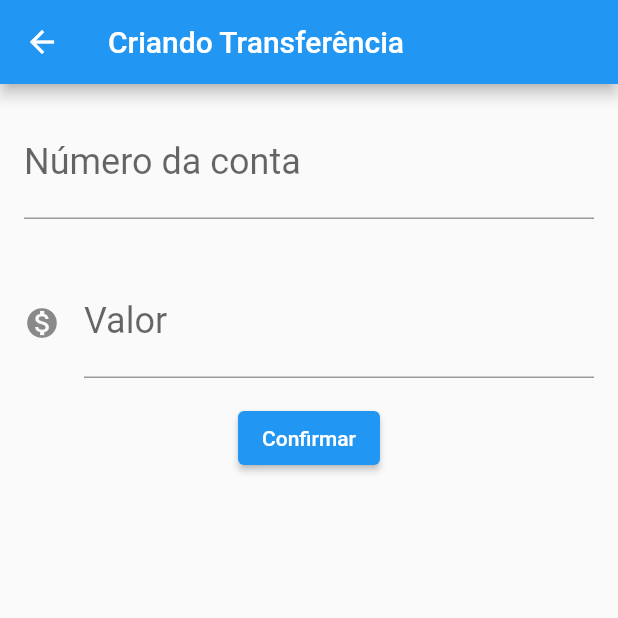
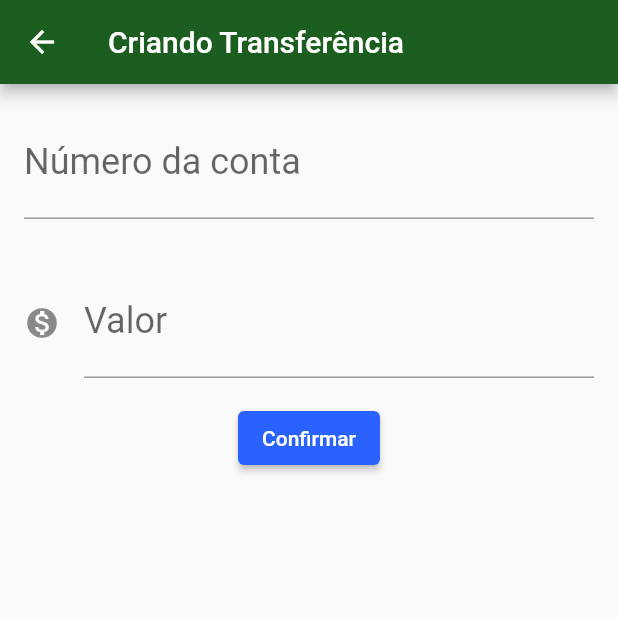
Before and after one commit to tgplay/bytebank-flutter, a Flutter app: the screen it shows after launch, after a tap on the "add" icon, on a phone screen of 412 x 824 dp, the top half of it. Run offline on Flutter 3.47's test engine with Material 2 defaults, Android fonts, the phone set to English and light mode, and no system bars; missing offline and left inert: dart:ffi.

Commit message:
projeto bytebank finalizado

```diff
--- /dev/null
+++ b/bytebank/lib/components/editor.dart
@@ -0,0 +1,28 @@
+import 'package:flutter/material.dart';
+
+class Editor extends StatelessWidget {
+  final TextEditingController? controlador;
+  final String? rotulo;
+  final String? dica;
+  final IconData? icone;
+
+  Editor({this.controlador, this.rotulo, this.dica, this.icone});
+
+  @override
+  Widget build(BuildContext context) {
+    return Padding(
+      padding: const EdgeInsets.all(16.0),
+      child: TextField(
+        controller:
+            controlador, //Essa é a variavel que armazena o que foi digitado no campo
+        style: TextStyle(fontSize: 24.0),
+        decoration: InputDecoration(
+          icon: icone != null ? Icon(icone) : null,
+          labelText: rotulo,
+          hintText: dica,
+        ),
+        keyboardType: TextInputType.number,
+      ),
+    );
+  }
+}
--- a/bytebank/lib/main.dart
+++ b/bytebank/lib/main.dart
@@ -1,5 +1,6 @@
 import 'dart:ffi';
 
+import 'package:bytebank/screens/transferencia/lista.dart';
 import 'package:flutter/material.dart';
 
 // Quando queremos executar alguma coisa para o aplicativo precisamos executar tudo dentro da chamada runApp()
@@ -9,164 +10,17 @@ class ByteBankApp extends StatelessWidget {
   @override
   Widget build(BuildContext context) {
     return MaterialApp(
+      theme: ThemeData(
+        colorScheme: ColorScheme.fromSwatch().copyWith(
+          primary: Colors.green[900],
+          secondary: Colors.blueAccent[700],
+        ),
+        buttonTheme: ButtonThemeData(
+          buttonColor: Colors.blueAccent[700],
+          textTheme: ButtonTextTheme.primary,
+        ),
+      ),
       home: ListaTransferencias(),
     );
   }
 }
-
-class FormularioTransferencia extends StatefulWidget {
-  @override
-  State<StatefulWidget> createState() {
-    return FormularioTransferenciaState();
-  }
-}
-
-class FormularioTransferenciaState extends State<FormularioTransferencia> {
-  //essas sao as controllers que capturam o texto digitado
-  final TextEditingController _controladorCampoNumeroConta =
-      TextEditingController();
-  final TextEditingController _controladorCampoValor = TextEditingController();
-
-  @override
-  Widget build(BuildContext context) {
-    return Scaffold(
-      appBar: AppBar(title: Text('Criando Transferência')),
-      body: SingleChildScrollView(
-        child: Column(
-          children: [
-            Editor(
-              controlador: _controladorCampoNumeroConta,
-              dica: '0000',
-              rotulo: 'Número da conta',
-            ),
-            Editor(
-              controlador: _controladorCampoValor,
-              dica: '0.00',
-              rotulo: 'Valor',
-              icone: Icons.monetization_on,
-            ),
-            ElevatedButton(
-              child: Text('Confirmar'),
-              onPressed: () => _criaTransferencia(context),
-            )
-          ],
-        ),
-      ),
-    );
-  }
-
-  void _criaTransferencia(BuildContext context) {
-    final int? numeroConta = int.tryParse(_controladorCampoNumeroConta.text);
-    final double? valor = double.tryParse(_controladorCampoValor.text);
-
-    if (numeroConta != null && valor != null) {
-      Transferencia(valor, numeroConta);
-
-      final transferenciaCriada = Transferencia(valor, numeroConta);
-      debugPrint('Criando transferencia');
-      debugPrint('$transferenciaCriada');
-      Navigator.pop(context, transferenciaCriada);
-    }
-  }
-}
-
-class Editor extends StatelessWidget {
-  final TextEditingController? controlador;
-  final String? rotulo;
-  final String? dica;
-  final IconData? icone;
-
-  Editor({this.controlador, this.rotulo, this.dica, this.icone});
-
-  @override
-  Widget build(BuildContext context) {
-    return Padding(
-      padding: const EdgeInsets.all(16.0),
-      child: TextField(
-        controller:
-            controlador, //Essa é a variavel que armazena o que foi digitado no campo
-        style: TextStyle(fontSize: 24.0),
-        decoration: InputDecoration(
-          icon: icone != null ? Icon(icone) : null,
-          labelText: rotulo,
-          hintText: dica,
-        ),
-        keyboardType: TextInputType.number,
-      ),
-    );
-  }
-}
-
-class ListaTransferencias extends StatefulWidget {
-  final List<Transferencia> _transferencias = [];
-
-  @override
-  State<StatefulWidget> createState() {
-    return ListaTransferenciasState();
-  }
-}
-
-class ListaTransferenciasState extends State<ListaTransferencias> {
-  @override
-  Widget build(BuildContext context) {
-    //widget._transferencias.add(Transferencia(100.0, 1000));
-    return Scaffold(
-      //o Scaffold não tem child mas body
-      appBar: AppBar(title: Text('Transferências')),
-      body: ListView.builder(
-        itemCount: widget._transferencias.length,
-        itemBuilder: (context, indice) {
-          final transferencia = widget._transferencias[indice];
-          return ItemTransferencia(transferencia);
-        },
-      ),
-      floatingActionButton: FloatingActionButton(
-        child: Icon(Icons.add),
-        onPressed: () {
-          final Future<Transferencia?> future =
-              Navigator.push(context, MaterialPageRoute(builder: (context) {
-            return FormularioTransferencia();
-          }));
-          future.then((transferenciaRecebida) {
-            debugPrint('Chegou no then do future');
-            debugPrint('$transferenciaRecebida');
-            if (transferenciaRecebida != null) {
-              setState(() {
-                widget._transferencias.add(transferenciaRecebida);
-              });
-            }
-          });
-        },
-      ),
-    );
-  }
-}
-
-class ItemTransferencia extends StatelessWidget {
-  final Transferencia _transferencia;
-
-  ItemTransferencia(this._transferencia);
-
-  @override
-  Widget build(BuildContext context) {
-    return Card(
-      child: ListTile(
-        leading: Icon(Icons.monetization_on),
-        title: Text(_transferencia.valor.toString()),
-        subtitle: Text(_transferencia.numeroConta.toString()),
-      ),
-    );
-  }
-}
-
-class Transferencia {
-  final double valor;
-  final int numeroConta;
-
-  Transferencia(this.valor, this.numeroConta);
-
-  @override
-  String toString() {
-    return 'Transferencia{valor: $valor, numeroConta: $numeroConta}';
-  }
-}
--- /dev/null
+++ b/bytebank/lib/models/transferencia.dart
@@ -0,0 +1,11 @@
+class Transferencia {
+  final double valor;
+  final int numeroConta;
+
+  Transferencia(this.valor, this.numeroConta);
+
+  @override
+  String toString() {
+    return 'Transferencia{valor: $valor, numeroConta: $numeroConta}';
+  }
+}
--- /dev/null
+++ b/bytebank/lib/screens/transferencia/formulario.dart
@@ -0,0 +1,67 @@
+import 'package:bytebank/components/editor.dart';
+import 'package:bytebank/models/transferencia.dart';
+import 'package:flutter/material.dart';
+
+const _tituloAppBar = 'Criando Transferência';
+const _rotuloCampoValor = 'Valor';
+const _dicaCampoValor = '0.00';
+const _rotuloNumeroConta = 'Número da conta';
+const _dicaCampoNumeroConta = '0000';
+
+const textoBotaoConfirmar = 'Confirmar';
+
+class FormularioTransferencia extends StatefulWidget {
+  @override
+  State<StatefulWidget> createState() {
+    return FormularioTransferenciaState();
+  }
+}
+
+class FormularioTransferenciaState extends State<FormularioTransferencia> {
+  //essas sao as controllers que capturam o texto digitado
+  final TextEditingController _controladorCampoNumeroConta =
+      TextEditingController();
+  final TextEditingController _controladorCampoValor = TextEditingController();
+
+  @override
+  Widget build(BuildContext context) {
+    return Scaffold(
+      appBar: AppBar(title: Text(_tituloAppBar)),
+      body: SingleChildScrollView(
+        child: Column(
+          children: [
+            Editor(
+              controlador: _controladorCampoNumeroConta,
+              dica: _dicaCampoNumeroConta,
+              rotulo: _rotuloNumeroConta,
+            ),
+            Editor(
+              controlador: _controladorCampoValor,
+              dica: _dicaCampoValor,
+              rotulo: _rotuloCampoValor,
+              icone: Icons.monetization_on,
+            ),
+            ElevatedButton(
+              style: ElevatedButton.styleFrom(
+                backgroundColor: Colors.blueAccent[700],
+              ),
+              child: Text(textoBotaoConfirmar),
+              onPressed: () => _criaTransferencia(context),
+            )
+          ],
+        ),
+      ),
+    );
+  }
+
+  void _criaTransferencia(BuildContext context) {
+    final int? numeroConta = int.tryParse(_controladorCampoNumeroConta.text);
+    final double? valor = double.tryParse(_controladorCampoValor.text);
+
+    if (numeroConta != null && valor != null) {
+      Transferencia(valor, numeroConta);
+      final transferenciaCriada = Transferencia(valor, numeroConta);
+      Navigator.pop(context, transferenciaCriada);
+    }
+  }
+}
--- /dev/null
+++ b/bytebank/lib/screens/transferencia/lista.dart
@@ -0,0 +1,65 @@
+import 'package:bytebank/models/transferencia.dart';
+import 'package:bytebank/screens/transferencia/formulario.dart';
+import 'package:flutter/material.dart';
+
+const _tituloAppBar = 'Transferências';
+
+class ListaTransferencias extends StatefulWidget {
+  final List<Transferencia> _transferencias = [];
+
+  @override
+  State<StatefulWidget> createState() {
+    return ListaTransferenciasState();
+  }
+}
+
+class ListaTransferenciasState extends State<ListaTransferencias> {
+  @override
+  Widget build(BuildContext context) {
+    //widget._transferencias.add(Transferencia(100.0, 1000));
+    return Scaffold(
+      //o Scaffold não tem child mas body
+      appBar: AppBar(title: Text(_tituloAppBar)),
+      body: ListView.builder(
+        itemCount: widget._transferencias.length,
+        itemBuilder: (context, indice) {
+          final transferencia = widget._transferencias[indice];
+          return ItemTransferencia(transferencia);
+        },
+      ),
+      floatingActionButton: FloatingActionButton(
+        child: Icon(Icons.add),
+        onPressed: () {
+          Navigator.push(context, MaterialPageRoute(builder: (context) {
+            return FormularioTransferencia();
+          })).then((transferenciaRecebida) => atualiza(transferenciaRecebida));
+        },
+      ),
+    );
+  }
+
+  void atualiza(Transferencia? transferenciaRecebida) {
+    if (transferenciaRecebida != null) {
+      setState(() {
+        widget._transferencias.add(transferenciaRecebida);
+      });
+    }
+  }
+}
+
+class ItemTransferencia extends StatelessWidget {
+  final Transferencia _transferencia;
+
+  ItemTransferencia(this._transferencia);
+
+  @override
+  Widget build(BuildContext context) {
+    return Card(
+      child: ListTile(
+        leading: Icon(Icons.monetization_on),
+        title: Text(_transferencia.valor.toString()),
+        subtitle: Text(_transferencia.numeroConta.toString()),
+      ),
+    );
+  }
+}
```
Also changed, not shown: bytebank/pubspec.lock.
